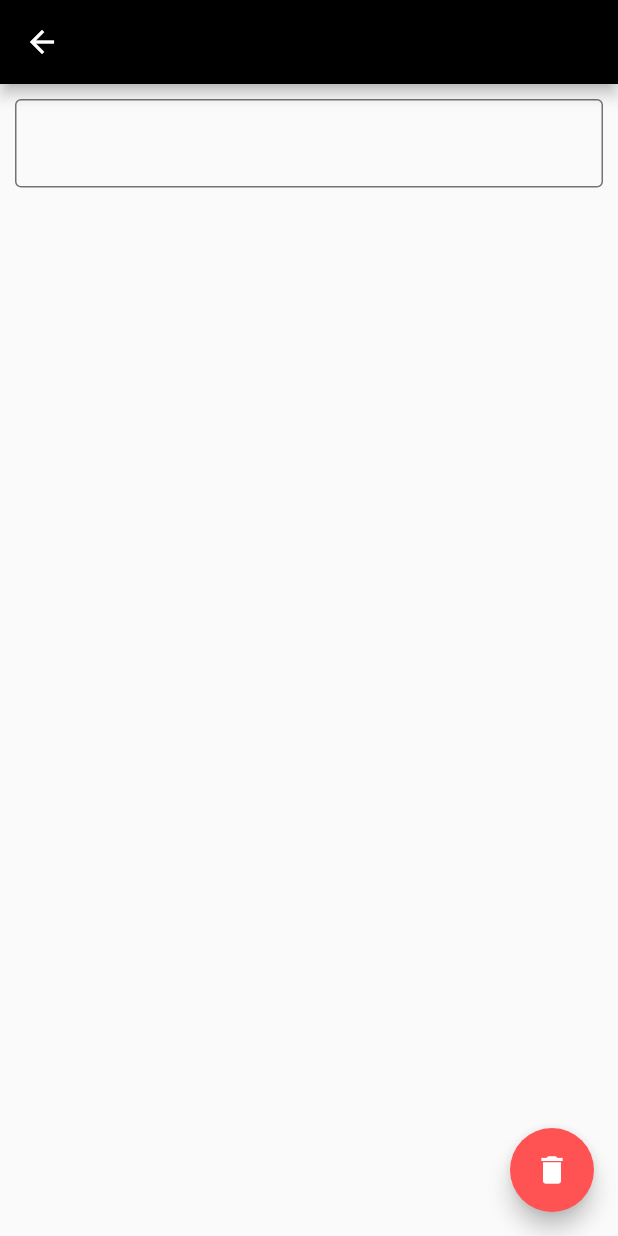
After one commit to tw9ntyseven/flutter_my_own, a Flutter app: the CardView screen opened by its route, on a phone screen of 412 x 824 dp. The commit adds this screen. Run offline on Flutter 3.47's test engine with Material 2 defaults, Android fonts, the phone set to English and light mode, and no system bars; missing offline and left inert: mongo_dart.

Commit message:
rewrite home and contacts, add contact and card view

```diff
--- a/lib/MongoDBHome.dart
+++ b/lib/MongoDBHome.dart
@@ -17,22 +17,26 @@ class MongoDbModelHome {
     required this.id,
     required this.title,
     required this.subtitle,
+    // required this.favorite,
   });
 
   ObjectId id;
   String title;
   String subtitle;
+  // bool favorite;
 
   factory MongoDbModelHome.fromJson(Map<String, dynamic> json) =>
       MongoDbModelHome(
         id: json["_id"],
         title: json["title"],
         subtitle: json["subtitle"],
+        // favorite: json["favorite"],
       );
 
   Map<String, dynamic> toJson() => {
         "_id": id,
         "title": title,
         "subtitle": subtitle,
+        // "favorite": favorite,
       };
 }
--- /dev/null
+++ b/lib/Screens/card-view.dart
@@ -0,0 +1,56 @@
+import 'package:flutter/material.dart';
+import 'package:flutter_my_own/dbHelper/mongodbhome.dart';
+
+import '../MongoDBHome.dart';
+
+class CardView extends StatefulWidget {
+  final String cardTitle;
+  final String cardSubtitle;
+  CardView({Key? key, required this.cardTitle, required this.cardSubtitle})
+      : super(key: key);
+
+  @override
+  State<CardView> createState() => _CardViewState();
+}
+
+class _CardViewState extends State<CardView> {
+  @override
+  Widget build(BuildContext context) {
+    var notes = new TextEditingController();
+
+    return Scaffold(
+      appBar: AppBar(
+        title: Text(widget.cardTitle),
+        backgroundColor: Colors.black,
+      ),
+      body: Padding(
+        padding: const EdgeInsets.all(10.0),
+        child: Column(
+          children: [
+            TextField(
+              decoration: InputDecoration(
+                border: InputBorder.none,
+                enabledBorder: OutlineInputBorder(
+                    borderSide: BorderSide(color: Colors.black54)),
+                focusedBorder: OutlineInputBorder(
+                    borderSide: BorderSide(color: Colors.blueGrey)),
+                hintText: widget.cardSubtitle,
+              ),
+              maxLines: null,
+              controller: notes,
+              // decoration: InputDecoration(labelText: cardSubtitle),
+            ),
+          ],
+        ),
+      ),
+      floatingActionButton: FloatingActionButton(
+        onPressed: () async {
+          // await MongoDatabaseHome.delete(data);
+          setState(() {});
+        },
+        child: Icon(Icons.delete),
+        backgroundColor: Colors.redAccent,
+      ),
+    );
+  }
+}
--- a/lib/main.dart
+++ b/lib/main.dart
@@ -1,5 +1,6 @@
 import 'package:flutter/material.dart';
 import 'package:flutter_my_own/Screens/app.dart';
+import 'package:flutter_my_own/Screens/card-view.dart';
 import 'package:flutter_my_own/dbHelper/mongodb.dart';
 import 'package:flutter_my_own/dbHelper/mongodbhome.dart';
 
@@ -9,12 +10,17 @@ void main() async {
   await MongoDatabaseHome.connect();
 
   runApp(MaterialApp(
+    debugShowCheckedModeBanner: false,
     theme: ThemeData(
       primaryColor: Colors.black45,
     ),
     initialRoute: '/',
     routes: {
       '/': (context) => App(),
+      '/card-view': (context) => CardView(
+            cardTitle: '',
+            cardSubtitle: '',
+          ),
       // '/todo': (context) => Home(),
     },
   ));
```
Also changed, not shown: lib/Screens/contact-view.dart (added, +56 -0 lines), lib/Screens/contacts.dart (+20 -6 lines), lib/Screens/home.dart (+31 -5 lines).
